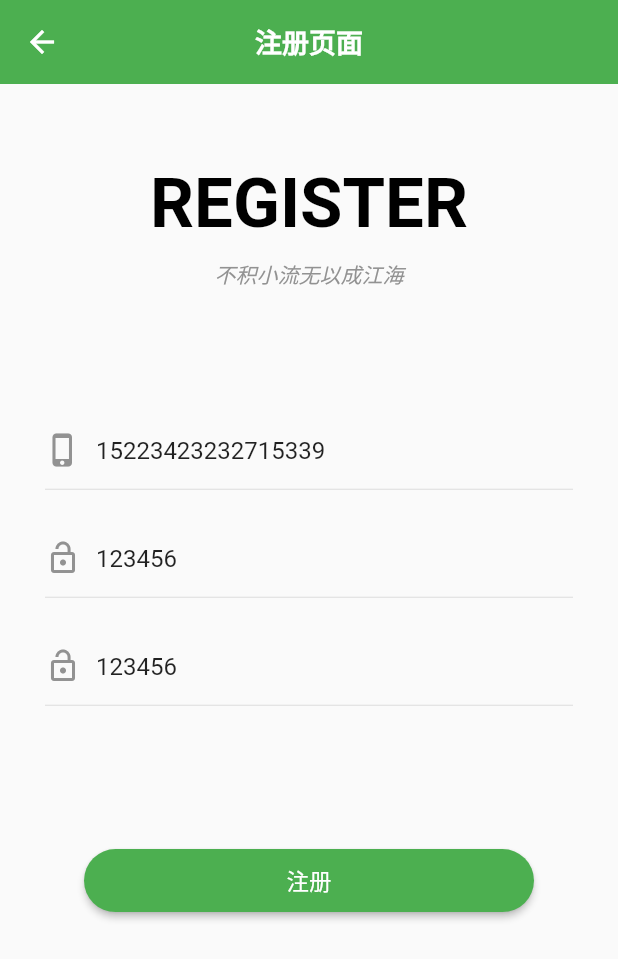
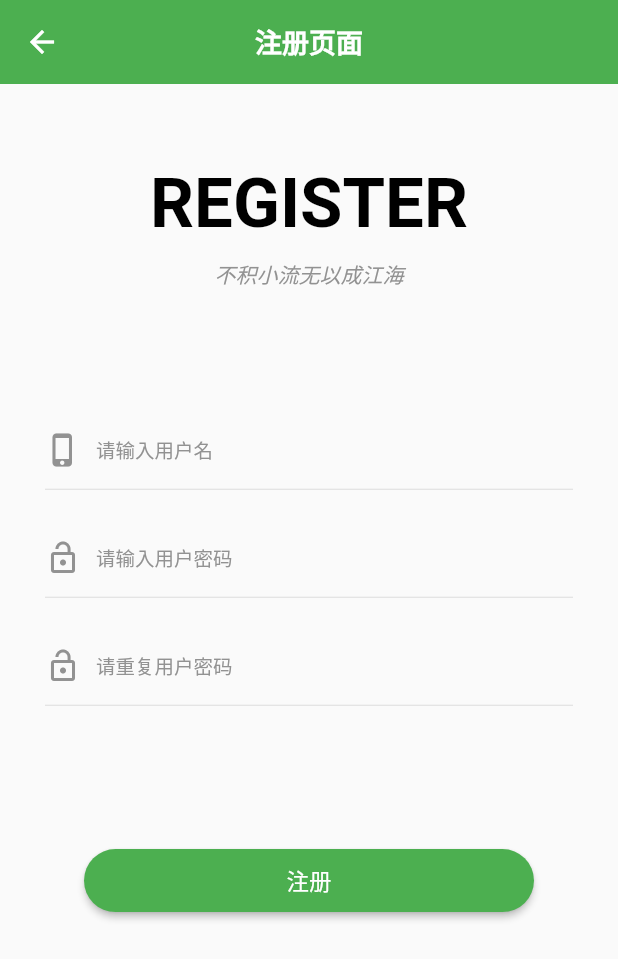
Before and after one commit to LinHuanTanLy/FlutterWanAndroid, a Flutter app: the LoginPage screen opened directly, after a tap on "还没有账号？点这里注册", on a phone screen of 412 x 824 dp. Shown: the top 959 px of the screen. Run offline on Flutter 3.47's test engine with Material 2 defaults, Android fonts, the phone set to English and light mode, and no system bars; our stand-ins replace cookie_jar, dio, flutter_easyrefresh, flutter_redux, flutter_spinkit, fluttertoast and 2 more; missing offline and left inert: banner, flutter_webview_plugin; accounts and stored records are empty; statements that could not run were skipped.

```diff
--- a/lib/page/login/LoginPage.dart
+++ b/lib/page/login/LoginPage.dart
@@ -60,8 +60,8 @@ class _LoginPageState extends State<LoginPage> {
 
   @override
   void initState() {
-    _controllerForPhone = new TextEditingController(text: '15622715239');
-    _controllerForPsd = new TextEditingController(text: '123456');
+    _controllerForPhone = new TextEditingController();
+    _controllerForPsd = new TextEditingController();
     _userDao = new UserDao();
     super.initState();
   }
--- a/lib/page/login/RegisterPage.dart
+++ b/lib/page/login/RegisterPage.dart
@@ -48,9 +48,9 @@ class _RegisterPageState extends State<RegisterPage> {
 
   @override
   void initState() {
-    _controllerForPhone = new TextEditingController(text: '15223423232715339');
-    _controllerForPsd = new TextEditingController(text: '123456');
-    _controllerForPasConfirm = new TextEditingController(text: '123456');
+    _controllerForPhone = new TextEditingController();
+    _controllerForPsd = new TextEditingController();
+    _controllerForPasConfirm = new TextEditingController();
     super.initState();
   }
 
--- a/lib/page/mine/collection/CollectionInnerPage.dart
+++ b/lib/page/mine/collection/CollectionInnerPage.dart
@@ -55,7 +55,7 @@ class _CollectionInnerPageState extends State<CollectionInnerPage> {
       debugPrint('empty');
       setState(() {
         isLoading = false;
-        isEmpty = true;
+        isEmpty = _currPageIndex == 0;
       });
     });
   }
```
Also changed, not shown: lib/page/MinePage.dart (+41 -9 lines), lib/page/mine/about/AboutMePage.dart (+9 -4 lines), lib/widget/LyAppBar.dart (+18 -18 lines).
